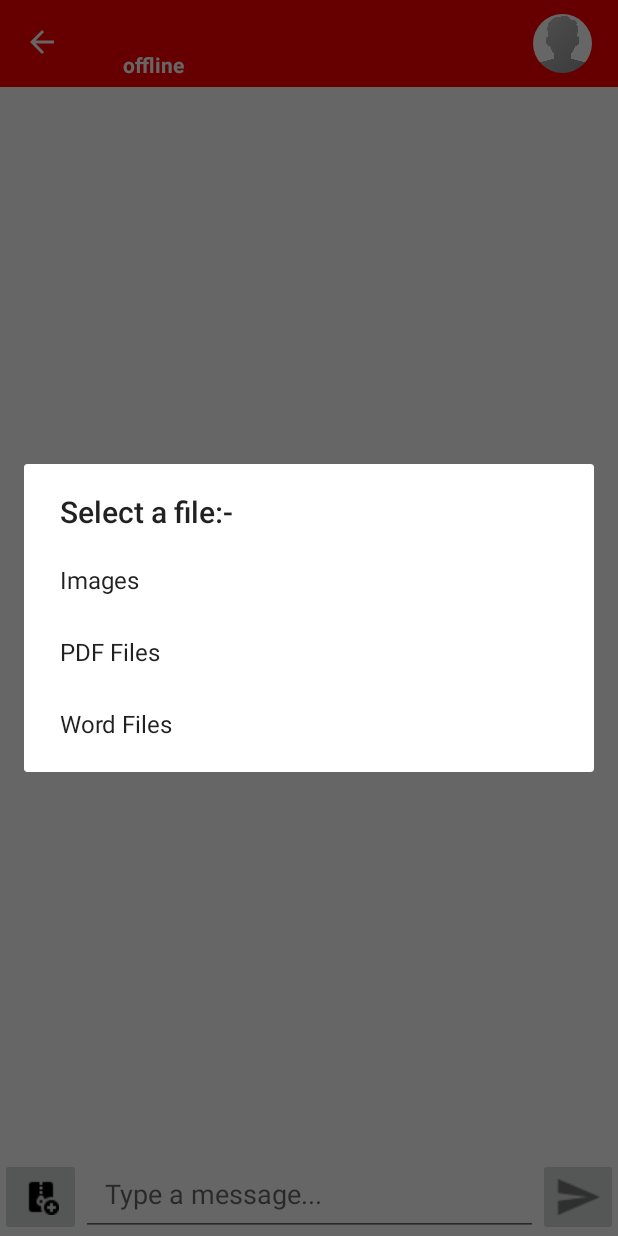
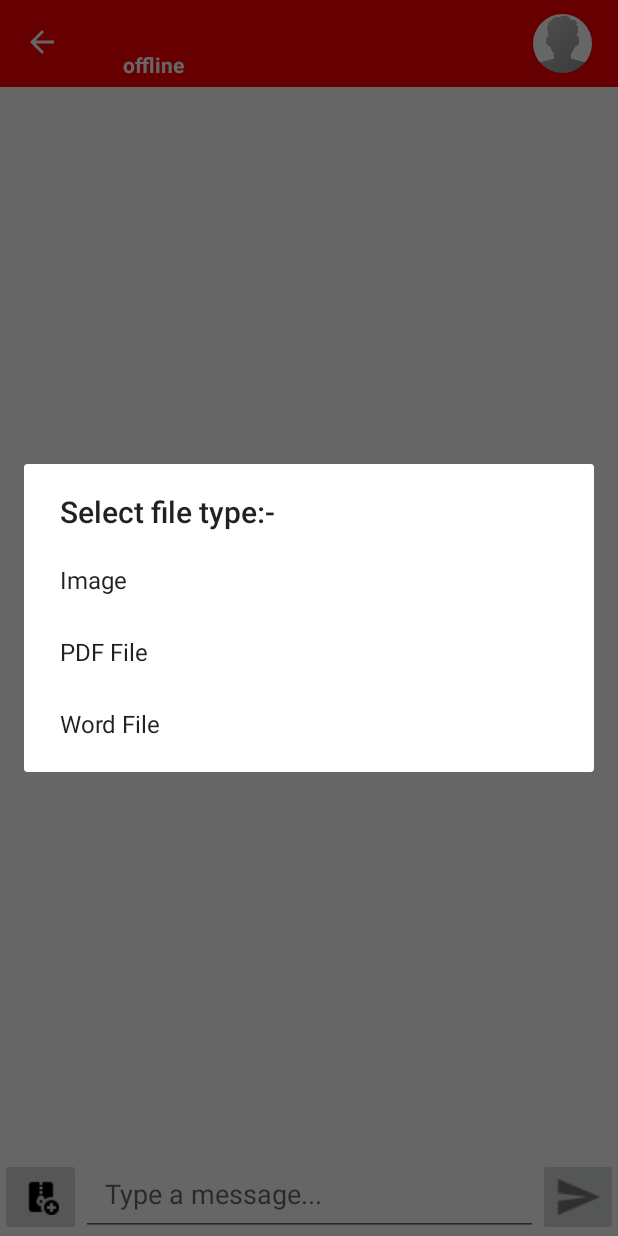
Before and after one commit to gauravraj0510/PopChat, an Android app: the ChatActivity screen opened directly, with no data from a screen before it, after a tap on an icon or button, on a phone screen of 412 x 824 dp. Run offline under Robolectric (Android 15) with nearby library versions, the phone set to English and light mode, and no system bars; our stand-ins replace CircleImageView, Firebase (no records; nobody signed in at launch, a user with empty details on screens opened directly), Picasso; 3 statements that could not run were skipped.

Commit message:
Image UI fix

```diff
--- a/app/src/main/java/com/example/popchat/ChatActivity.java
+++ b/app/src/main/java/com/example/popchat/ChatActivity.java
@@ -142,13 +142,13 @@ public class ChatActivity extends AppCompatActivity {
             public void onClick(View v) {
                 CharSequence options[] = new CharSequence[]
                         {
-                             "Images",
-                             "PDF Files",
-                             "Word Files"
+                             "Image",
+                             "PDF File",
+                             "Word File"
                         };
                 AlertDialog.Builder builder = new AlertDialog.Builder(ChatActivity.this);
 
-                builder.setTitle("Select a file:-");
+                builder.setTitle("Select file type:-");
 
                 builder.setItems(options, new DialogInterface.OnClickListener() {
                     @Override
--- a/app/src/main/res/layout/custom_messages_layout.xml
+++ b/app/src/main/res/layout/custom_messages_layout.xml
@@ -43,6 +43,7 @@
         android:id="@+id/message_receiver_image_view"
         android:layout_width="150dp"
         android:layout_height="150dp"
+        android:padding="10dp"
         android:layout_alignStart="@+id/receiver_date_time"
         android:layout_alignParentStart="true"
         android:layout_marginStart="45dp"
```
